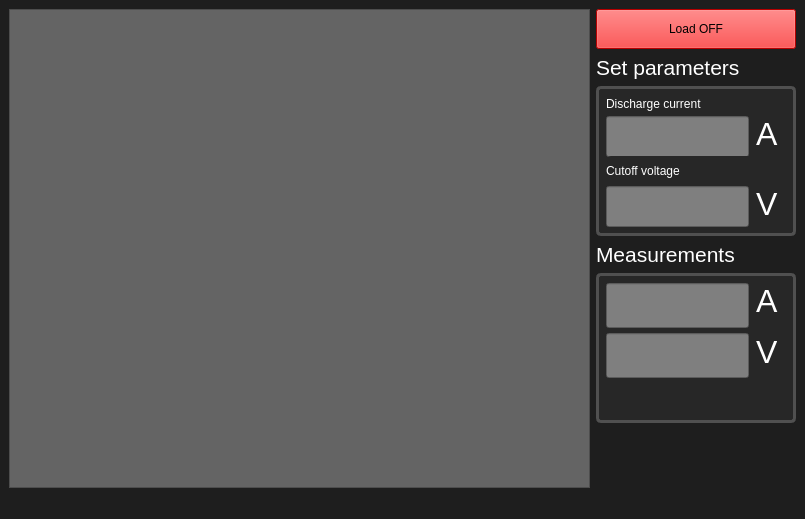
This is desktop_app/electronic_load_app.ui in Dominik-Workshop/Electronic_load as Qt 5 draws it before an edit. The edited form follows.
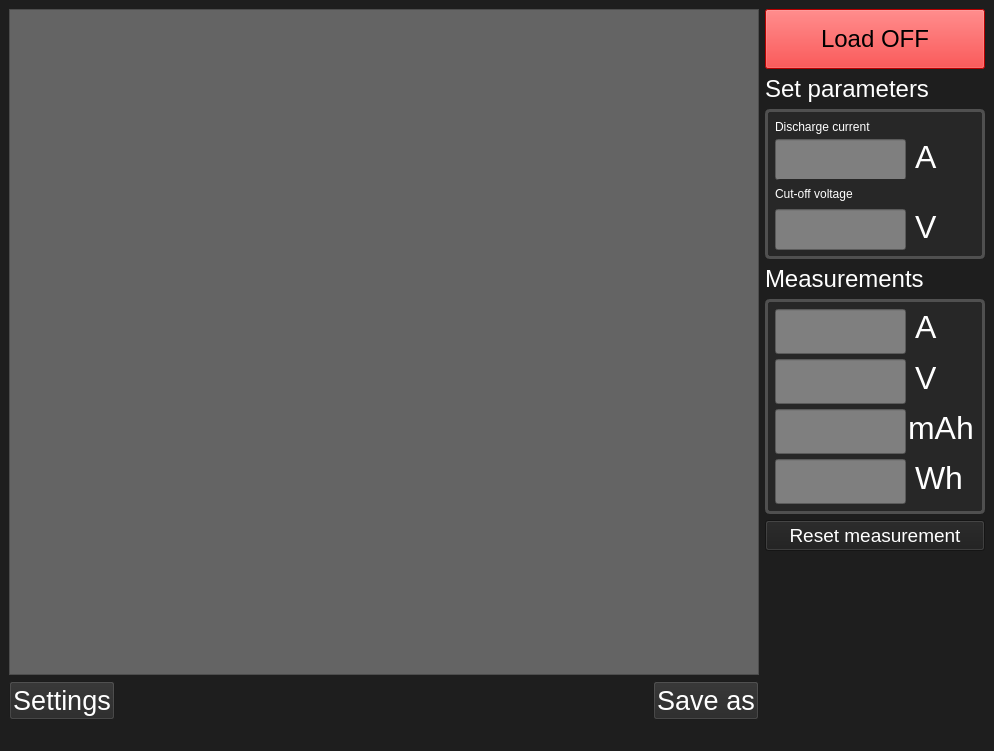
This is the edited form.

Commit message: read changing parameters

The edit to the form file:
```diff
--- a/desktop_app/electronic_load_app.ui
+++ b/desktop_app/electronic_load_app.ui
@@ -6,8 +6,8 @@
    <rect>
     <x>0</x>
     <y>0</y>
-    <width>805</width>
-    <height>519</height>
+    <width>994</width>
+    <height>751</height>
    </rect>
   </property>
   <property name="sizePolicy">
@@ -25,11 +25,70 @@
   <widget class="QWidget" name="centralwidget">
    <layout class="QGridLayout" name="gridLayout">
     <item row="0" column="0">
-     <widget class="QGraphicsView" name="graphicsView">
-      <property name="styleSheet">
-       <string notr="true">background-color: rgb(100, 100, 100)</string>
-      </property>
-     </widget>
+     <layout class="QVBoxLayout" name="verticalLayout_3">
+      <item>
+       <widget class="QGraphicsView" name="graphicsView">
+        <property name="maximumSize">
+         <size>
+          <width>16777215</width>
+          <height>16777215</height>
+         </size>
+        </property>
+        <property name="styleSheet">
+         <string notr="true">background-color: rgb(100, 100, 100)</string>
+        </property>
+       </widget>
+      </item>
+      <item>
+       <layout class="QHBoxLayout" name="horizontalLayout">
+        <item>
+         <widget class="QPushButton" name="Settings">
+          <property name="font">
+           <font>
+            <pointsize>20</pointsize>
+           </font>
+          </property>
+          <property name="styleSheet">
+           <string notr="true">color : rgb(255,255,255);
+background-color: rgb(39, 39, 39);</string>
+          </property>
+          <property name="text">
+           <string>Settings</string>
+          </property>
+         </widget>
+        </item>
+        <item>
+         <spacer name="horizontalSpacer">
+          <property name="orientation">
+           <enum>Qt::Horizontal</enum>
+          </property>
+          <property name="sizeHint" stdset="0">
+           <size>
+            <width>40</width>
+            <height>20</height>
+           </size>
+          </property>
+         </spacer>
+        </item>
+        <item>
+         <widget class="QPushButton" name="pushButton_2">
+          <property name="font">
+           <font>
+            <pointsize>20</pointsize>
+           </font>
+          </property>
+          <property name="styleSheet">
+           <string notr="true">color : rgb(255,255,255);
+background-color: rgb(39, 39, 39);</string>
+          </property>
+          <property name="text">
+           <string>Save as</string>
+          </property>
+         </widget>
+        </item>
+       </layout>
+      </item>
+     </layout>
     </item>
     <item row="0" column="1">
      <layout class="QVBoxLayout" name="verticalLayout">
@@ -44,15 +103,20 @@
         <property name="minimumSize">
          <size>
           <width>0</width>
-          <height>40</height>
+          <height>60</height>
          </size>
         </property>
         <property name="maximumSize">
          <size>
-          <width>200</width>
+          <width>220</width>
           <height>60</height>
          </size>
         </property>
+        <property name="font">
+         <font>
+          <pointsize>18</pointsize>
+         </font>
+        </property>
         <property name="styleSheet">
          <string notr="true">background-color: rgb(255, 0, 0)</string>
         </property>
@@ -77,7 +141,7 @@
         </property>
         <property name="font">
          <font>
-          <pointsize>16</pointsize>
+          <pointsize>18</pointsize>
          </font>
         </property>
         <property name="styleSheet">
@@ -98,7 +162,7 @@
         </property>
         <property name="minimumSize">
          <size>
-          <width>200</width>
+          <width>220</width>
           <height>150</height>
          </size>
         </property>
@@ -152,7 +216,7 @@
           <rect>
            <x>10</x>
            <y>30</y>
-           <width>143</width>
+           <width>131</width>
            <height>41</height>
           </rect>
          </property>
@@ -176,7 +240,7 @@
         <widget class="QLabel" name="label_6">
          <property name="geometry">
           <rect>
-           <x>160</x>
+           <x>150</x>
            <y>30</y>
            <width>22</width>
            <height>30</height>
@@ -223,7 +287,7 @@
 }</string>
          </property>
          <property name="text">
-          <string>&lt;html&gt;&lt;head/&gt;&lt;body&gt;&lt;p&gt;&lt;span style=&quot; color:#ffffff;&quot;&gt;Cutoff voltage&lt;/span&gt;&lt;/p&gt;&lt;/body&gt;&lt;/html&gt;</string>
+          <string>&lt;html&gt;&lt;head/&gt;&lt;body&gt;&lt;p&gt;&lt;span style=&quot; color:#ffffff;&quot;&gt;Cut-off voltage&lt;/span&gt;&lt;/p&gt;&lt;/body&gt;&lt;/html&gt;</string>
          </property>
         </widget>
         <widget class="QLineEdit" name="cutoffVoltage">
@@ -231,7 +295,7 @@
           <rect>
            <x>10</x>
            <y>100</y>
-           <width>143</width>
+           <width>131</width>
            <height>41</height>
           </rect>
          </property>
@@ -255,7 +319,7 @@
         <widget class="QLabel" name="label_8">
          <property name="geometry">
           <rect>
-           <x>160</x>
+           <x>150</x>
            <y>100</y>
            <width>22</width>
            <height>30</height>
@@ -299,7 +363,7 @@
         </property>
         <property name="font">
          <font>
-          <pointsize>16</pointsize>
+          <pointsize>18</pointsize>
          </font>
         </property>
         <property name="text">
@@ -317,8 +381,8 @@
         </property>
         <property name="minimumSize">
          <size>
-          <width>200</width>
-          <height>150</height>
+          <width>220</width>
+          <height>215</height>
          </size>
         </property>
         <property name="maximumSize">
@@ -347,7 +411,7 @@
           <rect>
            <x>10</x>
            <y>60</y>
-           <width>143</width>
+           <width>131</width>
            <height>45</height>
           </rect>
          </property>
@@ -359,13 +423,25 @@
          <property name="styleSheet">
           <string notr="true">background-color: rgb(127, 127, 127)</string>
          </property>
+         <property name="inputMethodHints">
+          <set>Qt::ImhNone</set>
+         </property>
+         <property name="echoMode">
+          <enum>QLineEdit::Normal</enum>
+         </property>
+         <property name="readOnly">
+          <bool>true</bool>
+         </property>
         </widget>
         <widget class="QLineEdit" name="measuredCurrent">
+         <property name="enabled">
+          <bool>true</bool>
+         </property>
          <property name="geometry">
           <rect>
            <x>10</x>
            <y>10</y>
-           <width>143</width>
+           <width>131</width>
            <height>45</height>
           </rect>
          </property>
@@ -377,11 +453,14 @@
          <property name="styleSheet">
           <string notr="true">background-color: rgb(127, 127, 127)</string>
          </property>
+         <property name="readOnly">
+          <bool>true</bool>
+         </property>
         </widget>
         <widget class="QLabel" name="label_5">
          <property name="geometry">
           <rect>
-           <x>160</x>
+           <x>150</x>
            <y>60</y>
            <width>21</width>
            <height>40</height>
@@ -413,7 +492,7 @@
         <widget class="QLabel" name="label_7">
          <property name="geometry">
           <rect>
-           <x>160</x>
+           <x>150</x>
            <y>10</y>
            <width>31</width>
            <height>30</height>
@@ -439,6 +518,126 @@
           <string>&lt;html&gt;&lt;head/&gt;&lt;body&gt;&lt;p&gt;&lt;span style=&quot; color:#ffffff;&quot;&gt;A&lt;/span&gt;&lt;/p&gt;&lt;/body&gt;&lt;/html&gt;</string>
          </property>
         </widget>
+        <widget class="QLineEdit" name="capacity_mAh">
+         <property name="geometry">
+          <rect>
+           <x>10</x>
+           <y>110</y>
+           <width>131</width>
+           <height>45</height>
+          </rect>
+         </property>
+         <property name="font">
+          <font>
+           <pointsize>24</pointsize>
+          </font>
+         </property>
+         <property name="styleSheet">
+          <string notr="true">background-color: rgb(127, 127, 127)</string>
+         </property>
+         <property name="readOnly">
+          <bool>true</bool>
+         </property>
+        </widget>
+        <widget class="QLineEdit" name="capacity_Wh">
+         <property name="geometry">
+          <rect>
+           <x>10</x>
+           <y>160</y>
+           <width>131</width>
+           <height>45</height>
+          </rect>
+         </property>
+         <property name="font">
+          <font>
+           <pointsize>24</pointsize>
+          </font>
+         </property>
+         <property name="styleSheet">
+          <string notr="true">background-color: rgb(127, 127, 127)</string>
+         </property>
+         <property name="readOnly">
+          <bool>true</bool>
+         </property>
+        </widget>
+        <widget class="QLabel" name="label_9">
+         <property name="geometry">
+          <rect>
+           <x>143</x>
+           <y>110</y>
+           <width>71</width>
+           <height>40</height>
+          </rect>
+         </property>
+         <property name="maximumSize">
+          <size>
+           <width>16777215</width>
+           <height>40</height>
+          </size>
+         </property>
+         <property name="font">
+          <font>
+           <pointsize>24</pointsize>
+          </font>
+         </property>
+         <property name="autoFillBackground">
+          <bool>false</bool>
+         </property>
+         <property name="styleSheet">
+          <string notr="true">QLabel{
+	border-width: 0;
+}</string>
+         </property>
+         <property name="text">
+          <string>&lt;html&gt;&lt;head/&gt;&lt;body&gt;&lt;p&gt;&lt;span style=&quot; color:#ffffff;&quot;&gt;mAh&lt;/span&gt;&lt;/p&gt;&lt;/body&gt;&lt;/html&gt;</string>
+         </property>
+        </widget>
+        <widget class="QLabel" name="label_10">
+         <property name="geometry">
+          <rect>
+           <x>150</x>
+           <y>160</y>
+           <width>61</width>
+           <height>40</height>
+          </rect>
+         </property>
+         <property name="maximumSize">
+          <size>
+           <width>16777215</width>
+           <height>40</height>
+          </size>
+         </property>
+         <property name="font">
+          <font>
+           <pointsize>24</pointsize>
+          </font>
+         </property>
+         <property name="autoFillBackground">
+          <bool>false</bool>
+         </property>
+         <property name="styleSheet">
+          <string notr="true">color: rgb(255, 255, 255);
+border-width: 0</string>
+         </property>
+         <property name="text">
+          <string>&lt;html&gt;&lt;head/&gt;&lt;body&gt;&lt;p&gt;Wh&lt;/p&gt;&lt;/body&gt;&lt;/html&gt;</string>
+         </property>
+        </widget>
+       </widget>
+      </item>
+      <item>
+       <widget class="QPushButton" name="resetMeas">
+        <property name="font">
+         <font>
+          <pointsize>14</pointsize>
+         </font>
+        </property>
+        <property name="styleSheet">
+         <string notr="true">color : rgb(255,255,255)</string>
+        </property>
+        <property name="text">
+         <string>Reset measurement</string>
+        </property>
        </widget>
       </item>
       <item>
```
Left out of the diff: 6 changed lines with no effect on the pictures. The commit also changes 3 other files.
